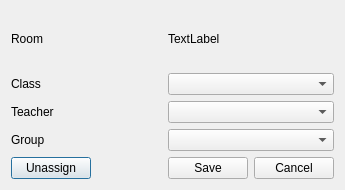
First picture: the form in editform.ui, repository Kjablonska/Qt-SchoolPlanner, before the edit.
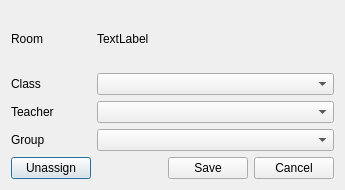
Second picture: the form after the edit.

The edit to the form file:
```diff
--- a/editform.ui
+++ b/editform.ui
@@ -34,16 +34,6 @@
      </property>
     </widget>
    </item>
-   <item row="1" column="3" colspan="2">
-    <widget class="QComboBox" name="classes">
-     <property name="sizePolicy">
-      <sizepolicy hsizetype="Preferred" vsizetype="Fixed">
-       <horstretch>0</horstretch>
-       <verstretch>0</verstretch>
-      </sizepolicy>
-     </property>
-    </widget>
-   </item>
    <item row="2" column="0">
     <widget class="QLabel" name="label_3">
      <property name="text">
@@ -51,9 +41,6 @@
      </property>
     </widget>
    </item>
-   <item row="2" column="3" colspan="2">
-    <widget class="QComboBox" name="teachers"/>
-   </item>
    <item row="3" column="0">
     <widget class="QLabel" name="label_2">
      <property name="text">
@@ -61,9 +48,6 @@
      </property>
     </widget>
    </item>
-   <item row="3" column="3" colspan="2">
-    <widget class="QComboBox" name="groups"/>
-   </item>
    <item row="4" column="0" colspan="2">
     <widget class="QPushButton" name="unassignButton">
      <property name="text">
@@ -101,7 +85,23 @@
      </property>
     </widget>
    </item>
-   <item row="0" column="3">
+   <item row="1" column="2" colspan="3">
+    <widget class="QComboBox" name="classes">
+     <property name="sizePolicy">
+      <sizepolicy hsizetype="Preferred" vsizetype="Fixed">
+       <horstretch>0</horstretch>
+       <verstretch>0</verstretch>
+      </sizepolicy>
+     </property>
+    </widget>
+   </item>
+   <item row="2" column="2" colspan="3">
+    <widget class="QComboBox" name="teachers"/>
+   </item>
+   <item row="3" column="2" colspan="3">
+    <widget class="QComboBox" name="groups"/>
+   </item>
+   <item row="0" column="2">
     <widget class="QLabel" name="roomNumber">
      <property name="text">
       <string>TextLabel</string>
```
